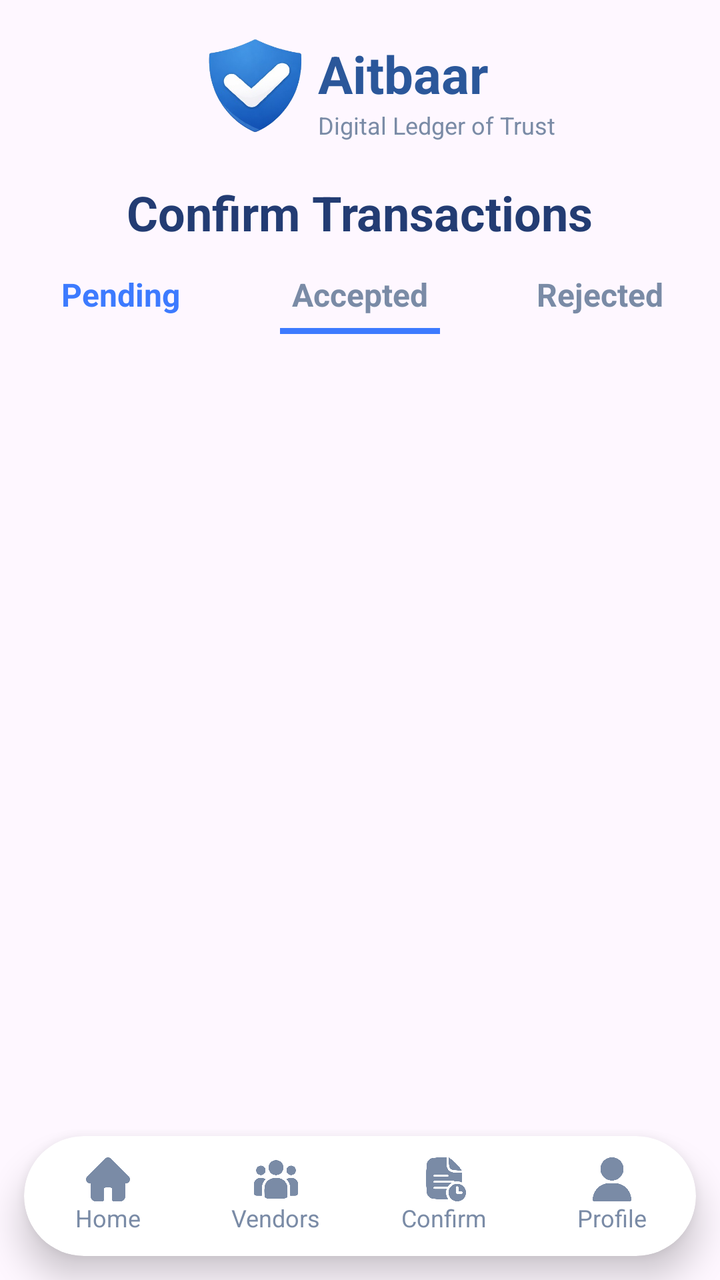
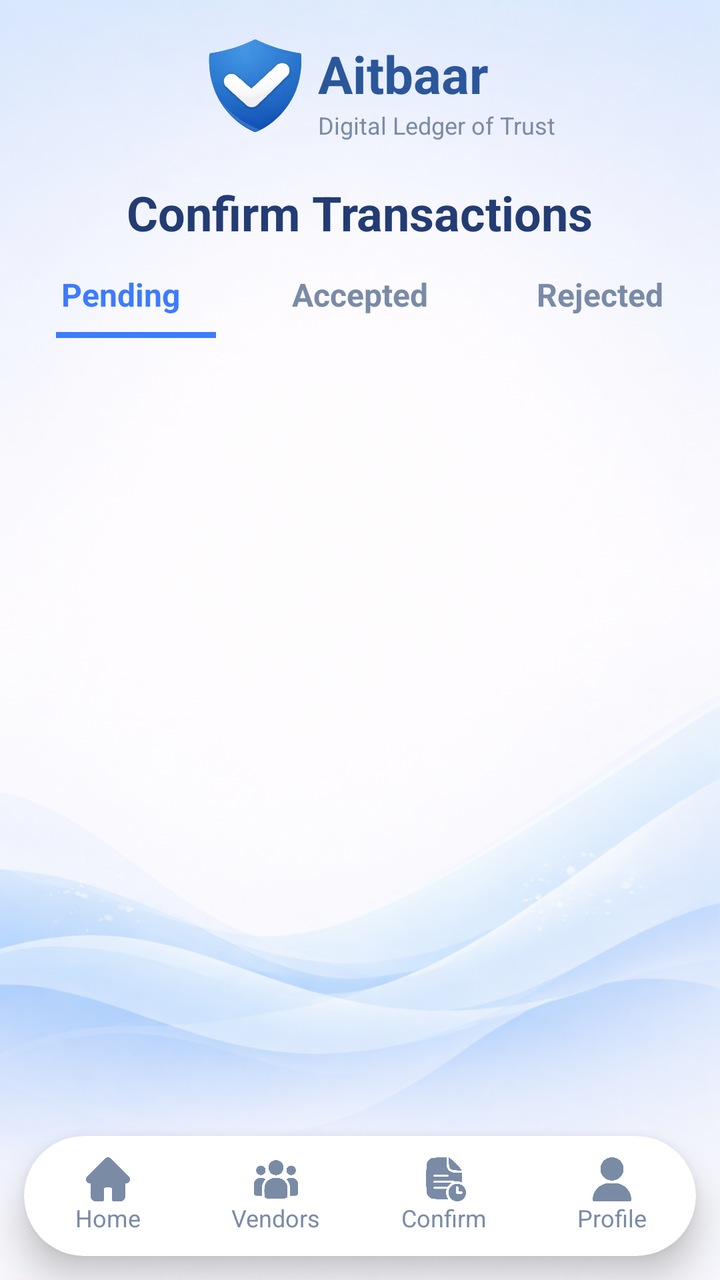

An Android layout rendered at two revisions. The XML below is the earlier revision; the diff shows what the commit changed to produce the second picture.
<!-- AndroidManifest.xml: application theme Theme.Aitbaar -->
<!-- res/layout/fragment_confirm2.xml -->
<?xml version="1.0" encoding="utf-8"?>
<FrameLayout xmlns:android="http://schemas.android.com/apk/res/android"
    xmlns:tools="http://schemas.android.com/tools"
    android:layout_width="match_parent"
    android:layout_height="match_parent"
    xmlns:app="http://schemas.android.com/apk/res-auto"
    tools:context=".ui.customer.confirm.ConfirmFragment">

    <androidx.constraintlayout.widget.ConstraintLayout
        android:layout_width="match_parent"
        android:layout_height="match_parent">

        

        <LinearLayout
            android:id="@+id/topHeader"
            android:layout_width="wrap_content"
            android:layout_height="wrap_content"
            android:gravity="center"
            android:orientation="horizontal"
            app:layout_constraintEnd_toEndOf="parent"
            app:layout_constraintStart_toStartOf="parent"
            app:layout_constraintTop_toTopOf="parent">

            <ImageView
                android:layout_width="90dp"
                android:layout_height="90dp"
                android:src="@drawable/shield_aitbaar" />

            <LinearLayout
                android:layout_width="wrap_content"
                android:layout_height="wrap_content"
                android:layout_marginStart="-14dp"
                android:orientation="vertical">

                <TextView
                    android:layout_width="wrap_content"
                    android:layout_height="wrap_content"
                    android:text="Aitbaar"
                    android:textColor="#2B579A"
                    android:textSize="26sp"
                    android:textStyle="bold" />

                <TextView
                    android:layout_width="wrap_content"
                    android:layout_height="wrap_content"
                    android:text="Digital Ledger of Trust"
                    android:textColor="#7A8BA6"
                    android:textSize="12sp" />
            </LinearLayout>
        </LinearLayout>


        

        <TextView
            android:id="@+id/tvTitle"
            android:layout_width="wrap_content"
            android:layout_height="wrap_content"
            android:text="Confirm Transactions"
            android:textColor="#233C73"
            android:textSize="24sp"
            android:textStyle="bold"
            app:layout_constraintEnd_toEndOf="parent"
            app:layout_constraintStart_toStartOf="parent"
            app:layout_constraintTop_toBottomOf="@id/topHeader" />


        

        <LinearLayout
            android:id="@+id/tabContainer"
            android:layout_width="0dp"
            android:layout_height="wrap_content"
            android:layout_marginTop="14dp"
            android:gravity="center"
            android:orientation="horizontal"
            app:layout_constraintEnd_toEndOf="parent"
            app:layout_constraintStart_toStartOf="parent"
            app:layout_constraintTop_toBottomOf="@id/tvTitle">

            <TextView
                android:id="@+id/tabPending"
                android:layout_width="0dp"
                android:layout_height="wrap_content"
                android:layout_weight="1"
                android:gravity="center"
                android:text="Pending"
                android:textColor="#3D7BFF"
                android:textSize="16sp"
                android:textStyle="bold" />

            <TextView
                android:id="@+id/tabAccepted"
                android:layout_width="0dp"
                android:layout_height="wrap_content"
                android:layout_weight="1"
                android:gravity="center"
                android:text="Accepted"
                android:textStyle="bold"
                android:textColor="#7A8BA6"
                android:textSize="16sp" />

            <TextView
                android:id="@+id/tabRejected"
                android:layout_width="0dp"
                android:layout_height="wrap_content"
                android:layout_weight="1"
                android:gravity="center"
                android:text="Rejected"
                android:textStyle="bold"
                android:textColor="#7A8BA6"
                android:textSize="16sp" />
        </LinearLayout>

        
        <View
            android:id="@+id/tabIndicator"
            android:layout_width="80dp"
            android:layout_height="3dp"
            android:layout_marginTop="6dp"
            android:background="#3D7BFF"
            app:layout_constraintEnd_toEndOf="parent"
            app:layout_constraintStart_toStartOf="parent"
            app:layout_constraintTop_toBottomOf="@id/tabContainer" />


        

        <androidx.recyclerview.widget.RecyclerView
            android:id="@+id/rvConfirmTransactions"
            android:layout_width="0dp"
            android:layout_height="0dp"
            android:clipToPadding="false"
            android:paddingHorizontal="12dp"
            app:layout_constraintBottom_toTopOf="@id/customerBottomNav"
            app:layout_constraintEnd_toEndOf="parent"
            app:layout_constraintStart_toStartOf="parent"
            app:layout_constraintTop_toBottomOf="@id/tabIndicator" />


        
        <androidx.cardview.widget.CardView
            android:id="@+id/customerBottomNav"
            android:layout_width="0dp"
            android:layout_height="60dp"
            android:layout_margin="12dp"
            app:cardBackgroundColor="#FFFFFF"
            app:cardCornerRadius="30dp"
            app:cardElevation="10dp"
            app:layout_constraintBottom_toBottomOf="parent"
            app:layout_constraintEnd_toEndOf="parent"
            app:layout_constraintStart_toStartOf="parent">

            <LinearLayout
                android:layout_width="match_parent"
                android:layout_height="match_parent"
                android:gravity="center"
                android:orientation="horizontal"
                android:weightSum="4">

                
                <LinearLayout
                    android:id="@+id/tabHome"
                    android:layout_width="0dp"
                    android:layout_height="match_parent"
                    android:layout_weight="1"
                    android:gravity="center"
                    android:orientation="vertical">

                    <ImageView
                        android:id="@+id/iconHome"
                        android:layout_width="22dp"
                        android:layout_height="22dp"
                        android:src="@drawable/home"
                        app:tint="#7A8BA6" />

                    <TextView
                        android:layout_width="wrap_content"
                        android:layout_height="wrap_content"
                        android:text="Home"
                        android:textColor="#7A8BA6"
                        android:textSize="12sp" />
                </LinearLayout>

                
                <LinearLayout
                    android:id="@+id/tabCustomers"
                    android:layout_width="0dp"
                    android:layout_height="match_parent"
                    android:layout_weight="1"
                    android:gravity="center"
                    android:orientation="vertical">

                    <ImageView
                        android:layout_width="22dp"
                        android:layout_height="22dp"
                        android:src="@drawable/customer"
                        app:tint="#7A8BA6" />

                    <TextView
                        android:layout_width="wrap_content"
                        android:layout_height="wrap_content"
                        android:text="Vendors"
                        android:textColor="#7A8BA6"
                        android:textSize="12sp" />
                </LinearLayout>

                
                <LinearLayout
                    android:id="@+id/tabConfirm"
                    android:layout_width="0dp"
                    android:layout_height="match_parent"
                    android:layout_weight="1"
                    android:gravity="center"
                    android:orientation="vertical">

                    <ImageView
                        android:layout_width="22dp"
                        android:layout_height="22dp"
                        android:src="@drawable/pending"
                        app:tint="#7A8BA6" />

                    <TextView
                        android:layout_width="wrap_content"
                        android:layout_height="wrap_content"
                        android:text="Confirm"
                        android:textColor="#7A8BA6"
                        android:textSize="12sp" />
                </LinearLayout>

                
                <LinearLayout
                    android:id="@+id/tabProfile"
                    android:layout_width="0dp"
                    android:layout_height="match_parent"
                    android:layout_weight="1"
                    android:gravity="center"
                    android:orientation="vertical">

                    <ImageView
                        android:layout_width="22dp"
                        android:layout_height="22dp"
                        android:src="@drawable/profile_user"
                        app:tint="#7A8BA6" />

                    <TextView
                        android:layout_width="wrap_content"
                        android:layout_height="wrap_content"
                        android:text="Profile"
                        android:textColor="#7A8BA6"
                        android:textSize="12sp" />
                </LinearLayout>

            </LinearLayout>
        </androidx.cardview.widget.CardView>

    </androidx.constraintlayout.widget.ConstraintLayout>

</FrameLayout>
<!-- resources referenced by this layout -->
<resources>
  <!-- drawable customer: png bitmap (drawable, 12714 bytes) -->
  <!-- drawable home: png bitmap (drawable, 6624 bytes) -->
  <!-- drawable pending: png bitmap (drawable, 14109 bytes) -->
  <!-- drawable profile_user: png bitmap (drawable, 9600 bytes) -->
  <!-- drawable shield_aitbaar: png bitmap (drawable, 76209 bytes) -->
  <style name="Theme.Aitbaar" parent="Base.Theme.Aitbaar" />
  <style name="Base.Theme.Aitbaar" parent="Theme.Material3.Light.NoActionBar">
          
          
      </style>
</resources>

<!-- the commit's change to res/layout/fragment_confirm2.xml (unified diff, before → after) -->
@@ -1,10 +1,11 @@
 <?xml version="1.0" encoding="utf-8"?>
 <FrameLayout xmlns:android="http://schemas.android.com/apk/res/android"
+    xmlns:app="http://schemas.android.com/apk/res-auto"
     xmlns:tools="http://schemas.android.com/tools"
     android:layout_width="match_parent"
     android:layout_height="match_parent"
-    xmlns:app="http://schemas.android.com/apk/res-auto"
-    tools:context=".ui.customer.confirm.ConfirmFragment">
+    tools:context=".ui.customer.confirm.ConfirmFragment"
+    android:background="@drawable/aitbaar_background">
 
     <androidx.constraintlayout.widget.ConstraintLayout
         android:layout_width="match_parent"
@@ -97,9 +98,9 @@
                 android:layout_weight="1"
                 android:gravity="center"
                 android:text="Accepted"
-                android:textStyle="bold"
                 android:textColor="#7A8BA6"
-                android:textSize="16sp" />
+                android:textSize="16sp"
+                android:textStyle="bold" />
 
             <TextView
                 android:id="@+id/tabRejected"
@@ -108,9 +109,9 @@
                 android:layout_weight="1"
                 android:gravity="center"
                 android:text="Rejected"
-                android:textStyle="bold"
                 android:textColor="#7A8BA6"
-                android:textSize="16sp" />
+                android:textSize="16sp"
+                android:textStyle="bold" />
         </LinearLayout>
 
         
@@ -118,12 +119,12 @@
             android:id="@+id/tabIndicator"
             android:layout_width="80dp"
             android:layout_height="3dp"
-            android:layout_marginTop="6dp"
+            android:layout_marginTop="8dp"
             android:background="#3D7BFF"
             app:layout_constraintEnd_toEndOf="parent"
+            app:layout_constraintHorizontal_bias="0.100"
             app:layout_constraintStart_toStartOf="parent"
             app:layout_constraintTop_toBottomOf="@id/tabContainer" />
-
 
         
 
<!-- resource entries referenced after the edit -->
@@ -1,5 +1,6 @@
 <!-- resources referenced by this layout -->
 <resources>
+  <!-- drawable aitbaar_background: png bitmap (drawable, 940389 bytes) -->
   <!-- drawable customer: png bitmap (drawable, 12714 bytes) -->
   <!-- drawable home: png bitmap (drawable, 6624 bytes) -->
   <!-- drawable pending: png bitmap (drawable, 14109 bytes) -->
